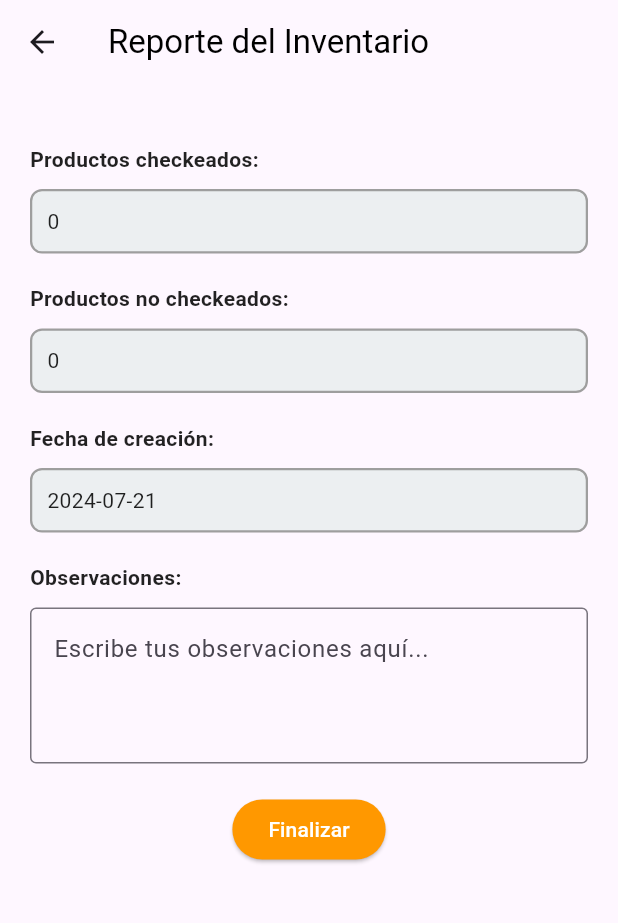
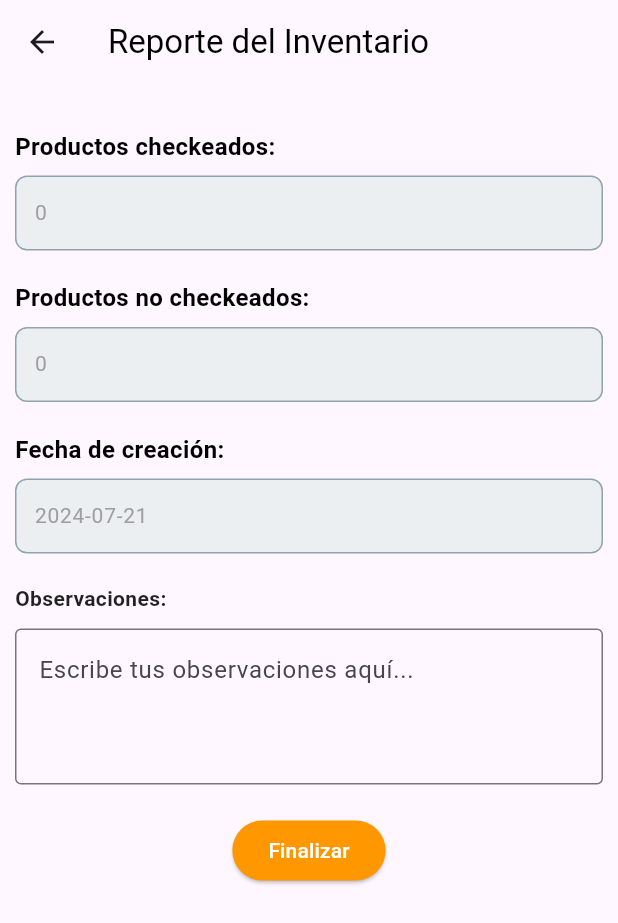
Before and after one commit to Nintventario-Team/NintventarioApp-beta, a Flutter app: the ReportScreen screen opened directly, on a phone screen of 412 x 824 dp. Shown: the top 923 px of the screen. Run offline on Flutter 3.47's test engine with Material 3 defaults, Android fonts, the phone set to English and light mode, and no system bars; missing offline and left inert: mobile_scanner.

Commit message:
small changes

```diff
--- a/lib/screens/inventoryScreens/report.dart
+++ b/lib/screens/inventoryScreens/report.dart
@@ -30,97 +30,22 @@
         title: const Text(
           'Reporte del Inventario',
           style: TextStyle(
-            color: Color.fromARGB(255, 0, 0, 0), // Title text color (light blue)
+            color: Color.fromARGB(255, 0, 0, 0), // Title text color (black)
           ),
-        ), // AppBar background color (lighter blue)
+        ), // AppBar background color (light blue)
       ),
       body: SingleChildScrollView(
         child: Padding(
-          padding: const EdgeInsets.all(20.0),
+          padding: const EdgeInsets.all(10.0),
           child: Column(
             crossAxisAlignment: CrossAxisAlignment.start,
             children: <Widget>[
               const SizedBox(height: 20),
-              const Text(
-                'Productos checkeados:',
-                style: TextStyle(
-                  color: Colors.black87,
-                  fontWeight: FontWeight.bold,
-                ),
-              ),
-              const SizedBox(height: 10),
-              Row(
-                children: <Widget>[
-                  Expanded(
-                    child: Container(
-                      decoration: BoxDecoration(
-                        border: Border.all(color: Colors.grey, width: 1.5),
-                        borderRadius: BorderRadius.circular(8.0),
-                        color: Colors.blueGrey.shade50, // Background color for container
-                      ),
-                      padding: const EdgeInsets.all(10),
-                      child: Text(
-                        checkedProductsCount.toString(),
-                        style: const TextStyle(color: Colors.black87),
-                      ),
-                    ),
-                  ),
-                ],
-              ),
+              _buildDetailField('Productos checkeados:', checkedProductsCount.toString()),
               const SizedBox(height: 20),
-              const Text(
-                'Productos no checkeados:',
-                style: TextStyle(
-                  color: Colors.black87,
-                  fontWeight: FontWeight.bold,
-                ),
-              ),
-              const SizedBox(height: 10),
-              Row(
-                children: <Widget>[
-                  Expanded(
-                    child: Container(
-                      decoration: BoxDecoration(
-                        border: Border.all(color: Colors.grey, width: 1.5),
-                        borderRadius: BorderRadius.circular(8.0),
-                        color: Colors.blueGrey.shade50, // Background color for container
-                      ),
-                      padding: const EdgeInsets.all(10),
-                      child: Text(
-                        uncheckedProductsCount.toString(),
-                        style: const TextStyle(color: Colors.black87),
-                      ),
-                    ),
-                  ),
-                ],
-              ),
+              _buildDetailField('Productos no checkeados:', uncheckedProductsCount.toString()),
               const SizedBox(height: 20),
-              const Text(
-                'Fecha de creación:',
-                style: TextStyle(
-                  color: Colors.black87,
-                  fontWeight: FontWeight.bold,
-                ),
-              ),
-              const SizedBox(height: 10),
-              Row(
-                children: <Widget>[
-                  Expanded(
-                    child: Container(
-                      decoration: BoxDecoration(
-                        border: Border.all(color: Colors.grey, width: 1.5),
-                        borderRadius: BorderRadius.circular(8.0),
-                        color: Colors.blueGrey.shade50, // Background color for container
-                      ),
-                      padding: const EdgeInsets.all(10),
-                      child: Text(
-                        globalDate,
-                        style: const TextStyle(color: Colors.black87),
-                      ),
-                    ),
-                  ),
-                ],
-              ),
+              _buildDetailField('Fecha de creación:', globalDate),
               const SizedBox(height: 20),
               const Text(
                 'Observaciones:',
@@ -149,7 +74,7 @@
                     saveAndUploadProductsAsJson(globalProducts);
                   },
                   style: ElevatedButton.styleFrom(
-                    foregroundColor: Colors.white,
+                    foregroundColor: Colors.white, // Text color for the button
                     backgroundColor: Colors.orange, // Button background color
                   ),
                   child: const Text('Finalizar'),
@@ -161,4 +86,45 @@
       ),
     );
   }
+
+  /// Builds a [TextField] to display details with consistent styling.
+  Widget _buildDetailField(String label, String value) {
+    return Column(
+      crossAxisAlignment: CrossAxisAlignment.start,
+      children: <Widget>[
+        Text(
+          label,
+          style: const TextStyle(
+            color: Colors.black,
+            fontSize: 16,
+            fontWeight: FontWeight.bold, // Label style
+          ),
+        ),
+        const SizedBox(height: 8),
+        Container(
+          decoration: BoxDecoration(
+            border: Border.all(color: Colors.blueGrey.shade300),
+            borderRadius: BorderRadius.circular(8),
+            color: Colors.blueGrey.shade50, // Background color for containers
+          ),
+          child: Padding(
+            padding: const EdgeInsets.symmetric(horizontal: 12),
+            child: TextField(
+              controller: TextEditingController(text: value),
+              readOnly: true,
+              decoration: const InputDecoration(
+                border: InputBorder.none,
+                contentPadding: EdgeInsets.symmetric(vertical: 6), // Further reduced height
+                hintStyle: TextStyle(color: Colors.grey), // Hint text color
+              ),
+              style: const TextStyle(
+                color: Colors.grey, // Text color
+                fontSize: 14, // Slightly smaller font size
+              ),
+            ),
+          ),
+        ),
+      ],
+    );
+  }
 }
```
